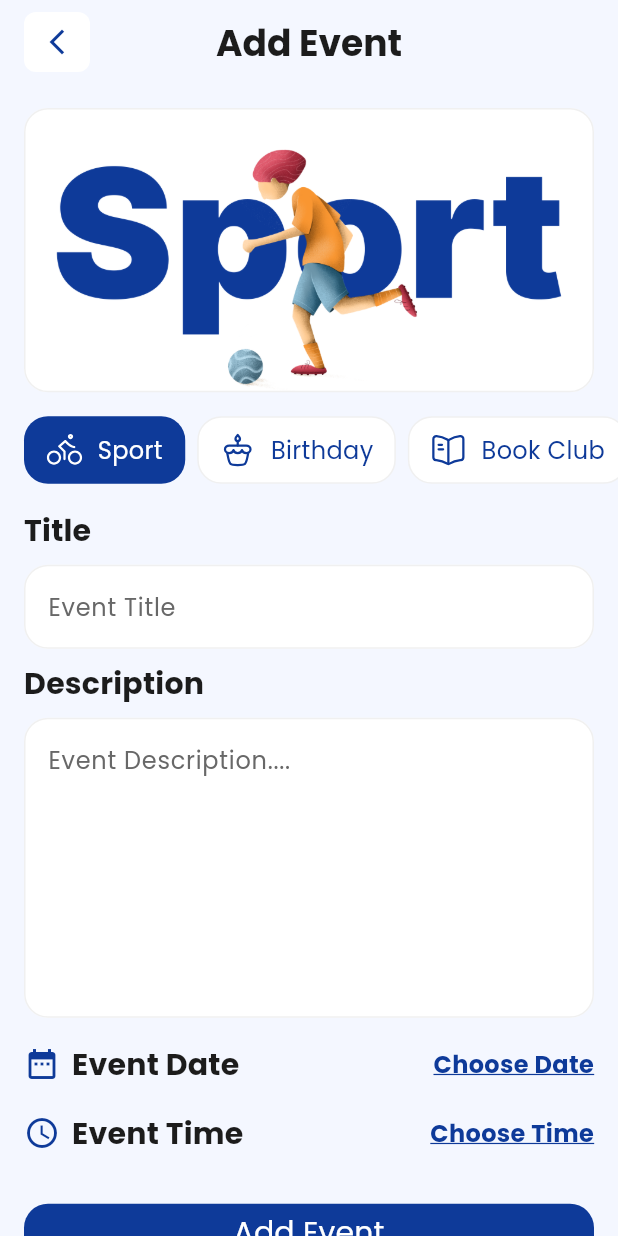
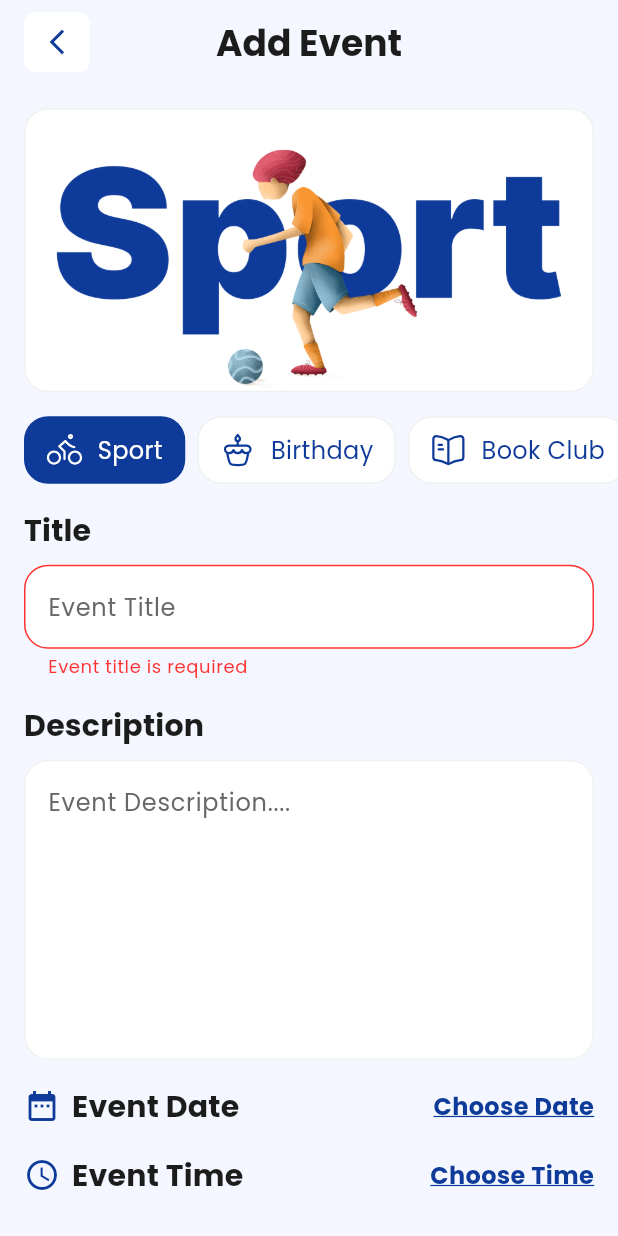
Before and after one commit to saidelhadidi/evently_app, a Flutter app: the AddEvent screen opened by its route, after a tap on "Add Event", on a phone screen of 412 x 824 dp. Run offline on Flutter 3.47's test engine with Material 3 defaults, Android fonts, the phone set to English and light mode, and no system bars; our stand-ins replace easy_localization, firebase_auth, firebase_core, flutter_svg, image_cropper, image_picker and 2 more; accounts and stored records are empty; generated files the repository leaves out were written again.

Commit message:
feat: enhance UX with keyboard dismissal, reset password flow, and event validation
- UI/UX Improvements:
  * Added 'onTapOutside' to CustomTextField to automatically dismiss keyboard when tapping away.
  * Finalized Reset Password flow with a dedicated success screen and keyboard actions.
  * Implemented 'Add Event' validation to ensure title presence with localized error feedback.

- Profile & Security:
  * Completed user-specific profile picture logic with cropping and local persistence.
  * Added logout confirmation dialog with full localization.

- Technical Fixes:
  * Resolved translation sync issues in Home Screen categories using dynamic getters and locale watching.
  * Fixed 'async gap' warnings in authentication and profile modules.
  * Synchronized all new strings in en.json, ar.json, and StringsManager.

```diff
--- a/assets/translations/ar.json
+++ b/assets/translations/ar.json
@@ -73,5 +73,6 @@
   "logoutTitle": "تسجيل الخروج",
   "logoutConfirmation": "هل أنت متأكد أنك تريد تسجيل الخروج؟",
   "cancel": "إلغاء",
-  "yes": "نعم"
+  "yes": "نعم",
+  "eventTitleRequired": "عنوان الحدث مطلوب"
 }
--- a/assets/translations/en.json
+++ b/assets/translations/en.json
@@ -73,5 +73,6 @@
   "logoutTitle": "Logout",
   "logoutConfirmation": "Are you sure you want to logout?",
   "cancel": "Cancel",
-  "yes": "Yes"
+  "yes": "Yes",
+  "eventTitleRequired": "Event title is required"
 }
--- a/lib/core/resources/strings_manager.dart
+++ b/lib/core/resources/strings_manager.dart
@@ -82,4 +82,5 @@ class StringsManager {
   static String get logoutConfirmation => "logoutConfirmation".tr();
   static String get cancel => "cancel".tr();
   static String get yes => "yes".tr();
+  static String get eventTitleRequired => "eventTitleRequired".tr();
 }
--- a/lib/features/events/add_event.dart
+++ b/lib/features/events/add_event.dart
@@ -18,10 +18,12 @@ class AddEvent extends StatelessWidget {
 
   @override
   Widget build(BuildContext context) {
+    final eventProvider = Provider.of<EventProvider>(context, listen: false);
+
     return PopScope(
       onPopInvokedWithResult: (didPop, result) {
         if (didPop) {
-          Provider.of<EventProvider>(context, listen: false).resetValues();
+          eventProvider.resetValues();
         }
       },
       child: Scaffold(
@@ -32,6 +34,8 @@ class AddEvent extends StatelessWidget {
         ),
         body: SafeArea(
           child: SingleChildScrollView(
+            child: Form(
+              key: eventProvider.formKey,
               child: Column(
                 children: [
                   Consumer<EventProvider>(
@@ -45,11 +49,11 @@ class AddEvent extends StatelessWidget {
                       return HeaderPicture(category: selectedCategory);
                     },
                   ),
-                SelectCategoryList(),
+                  const SelectCategoryList(),
                   Padding(
                     padding: const EdgeInsets.all(16),
                     child: Column(
-                    crossAxisAlignment: .start,
+                      crossAxisAlignment: CrossAxisAlignment.start,
                       children: [
                         Text(
                           StringsManager.title,
@@ -58,39 +62,38 @@ class AddEvent extends StatelessWidget {
                         ),
                         const SizedBox(height: 8),
                         CustomTextField(
-                        controller: Provider.of<EventProvider>(
-                          context,
-                          listen: false,
-                        ).titleController,
+                          controller: eventProvider.titleController,
                           hintText: StringsManager.eventTitleHint,
+                          validator: (value) {
+                            if (value == null || value.trim().isEmpty) {
+                              return StringsManager.eventTitleRequired;
+                            }
+                            return null;
+                          },
                         ),
-                      const SizedBox(height: 8),
-
+                        const SizedBox(height: 16),
                         Text(
                           StringsManager.description,
-                        style: Theme.of(context).textTheme.titleMedium,
+                          style: Theme.of(context).textTheme.titleMedium
+                              ?.copyWith(fontWeight: FontWeight.bold),
                         ),
                         const SizedBox(height: 8),
                         CustomTextField(
-                        controller: Provider.of<EventProvider>(
-                          context,
-                          listen: false,
-                        ).descriptionController,
-
+                          controller: eventProvider.descriptionController,
                           hintText: StringsManager.eventDescriptionHint,
                           minLines: 7,
                           maxLines: 7,
                         ),
                         const SizedBox(height: 16),
-                      SelectTimeWidget(),
+                        const SelectTimeWidget(),
                         const SizedBox(height: 16),
-                      SelectDateWidget(),
+                        const SelectDateWidget(),
                       ],
                     ),
                   ),
-
-                AddEventButton(),
+                  const AddEventButton(),
                 ],
+              ),
             ),
           ),
         ),
--- a/lib/features/events/widgets/add_event_button.dart
+++ b/lib/features/events/widgets/add_event_button.dart
@@ -20,14 +20,23 @@ class AddEventButton extends StatelessWidget {
             context,
             listen: false,
           );
+
+          // 1. Trigger Form Validation
+          if (eventProvider.formKey.currentState?.validate() != true) {
+            return;
+          }
+
+          // 2. Additional logic checks
+          if (eventProvider.selectedDate == null ||
+              eventProvider.selectedTime == null) {
+            ScaffoldMessenger.of(context).showSnackBar(
+              const SnackBar(content: Text("Please select date and time")),
+            );
+            return;
+          }
+
           String title = eventProvider.titleController.text;
           String description = eventProvider.descriptionController.text;
-
-          if (title.isEmpty ||
-              eventProvider.selectedDate == null ||
-              eventProvider.selectedTime == null) {
-            return;
-          }
 
           final fullDateTime = DateTime(
             eventProvider.selectedDate!.year,
--- a/lib/providers/event_provider.dart
+++ b/lib/providers/event_provider.dart
@@ -3,18 +3,20 @@ import '../core/constants/categories_list.dart';
 import '../core/models/event_model.dart';
 
 class EventProvider extends ChangeNotifier {
+  final GlobalKey<FormState> formKey = GlobalKey<FormState>();
   String selectedCategoryId = CategoriesList.categories[1].id;
   DateTime? selectedDate;
   TimeOfDay? selectedTime;
   final titleController = TextEditingController();
   final descriptionController = TextEditingController();
   bool isFavourite = false;
-  String searchQuery="";
+  String searchQuery = "";
 
   List<EventModel> allEvents = [];
   List<EventModel> searchFavResult = [];
+
   void searchFavEvents(String query) {
-    searchQuery=query;
+    searchQuery = query;
     if (query.isEmpty) {
       searchFavResult = favEvents;
     } else {
```
Also changed, not shown: firebase.json (deleted). Lines whose indentation alone changed are shown as unchanged.
